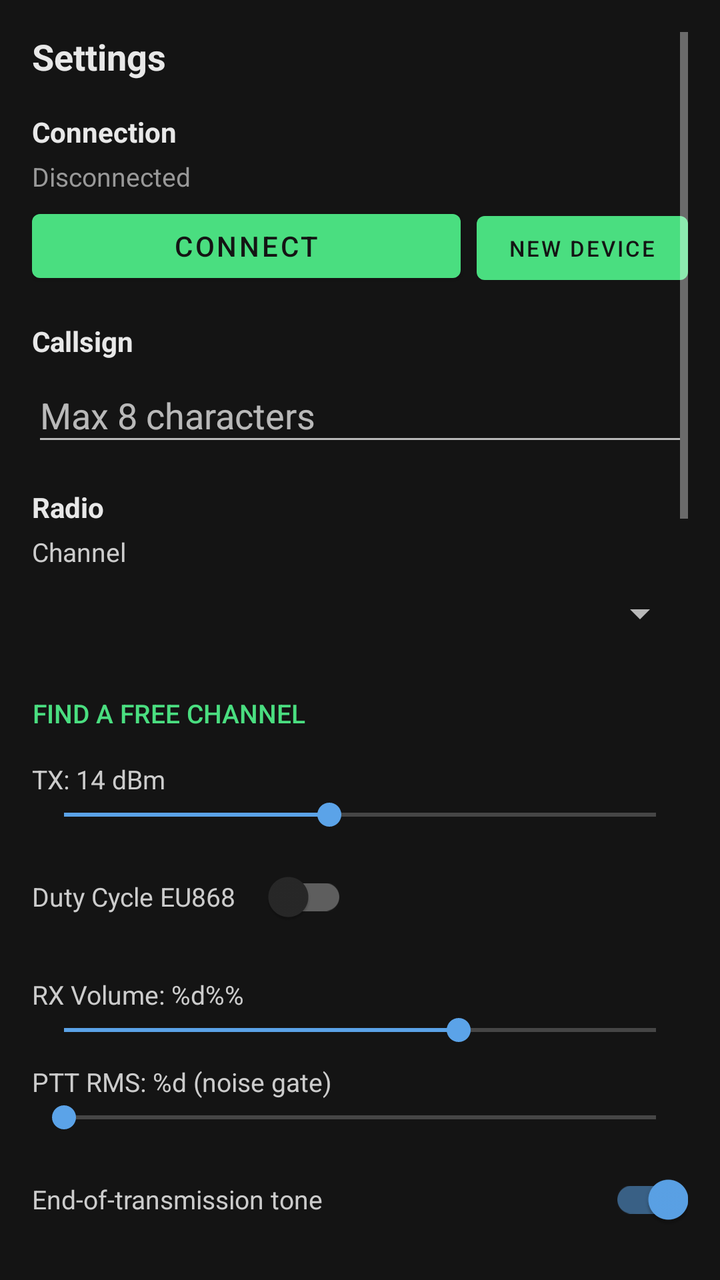
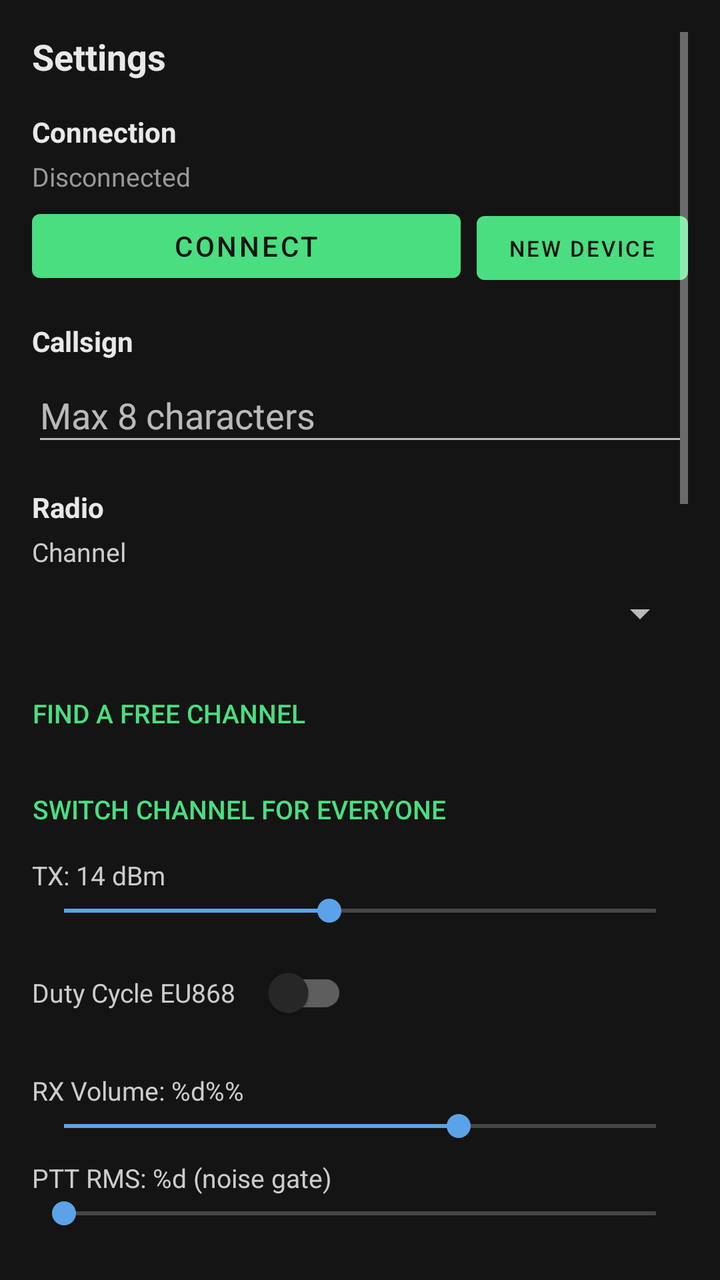

Two renders of the same Android screen: before a commit and after it. Below are the layout's source before the change and the commit's diff.
<!-- AndroidManifest.xml: application theme Theme.MeshTRX -->
<!-- res/layout/fragment_settings.xml -->
<?xml version="1.0" encoding="utf-8"?>
<ScrollView xmlns:android="http://schemas.android.com/apk/res/android"
    android:layout_width="match_parent"
    android:layout_height="match_parent"
    android:padding="16dp"
    android:background="#141414">

    <LinearLayout
        android:layout_width="match_parent"
        android:layout_height="wrap_content"
        android:orientation="vertical">

        <TextView android:layout_width="wrap_content" android:layout_height="wrap_content"
            android:text="@string/settings_title" android:textSize="18sp" android:textStyle="bold"
            android:textColor="#e8e8e8" android:layout_marginBottom="16dp" />

        
        <TextView android:layout_width="wrap_content" android:layout_height="wrap_content"
            android:text="@string/connection" android:textSize="14sp" android:textStyle="bold"
            android:textColor="#e8e8e8" android:layout_marginBottom="4dp" />

        <TextView android:id="@+id/tvConnStatus"
            android:layout_width="match_parent" android:layout_height="wrap_content"
            android:text="@string/disconnected" android:textSize="13sp" android:textColor="#999"
            android:layout_marginBottom="4dp" />

        <LinearLayout
            android:layout_width="match_parent" android:layout_height="wrap_content"
            android:orientation="horizontal" android:layout_marginBottom="16dp">
            <Button android:id="@+id/btnConnect"
                android:layout_width="0dp" android:layout_height="44dp" android:layout_weight="1"
                android:text="@string/connect" />
            <Button android:id="@+id/btnForgetDevice"
                android:layout_width="wrap_content" android:layout_height="44dp"
                android:text="@string/new_device" android:textSize="11sp"
                android:layout_marginStart="8dp" />
        </LinearLayout>

        
        <TextView android:layout_width="wrap_content" android:layout_height="wrap_content"
            android:text="@string/callsign" android:textSize="14sp" android:textStyle="bold"
            android:textColor="#e8e8e8" android:layout_marginBottom="4dp" />
        <EditText android:id="@+id/etCallSign"
            android:layout_width="match_parent" android:layout_height="44dp"
            android:hint="@string/callsign_hint" android:maxLength="8"
            android:inputType="text" android:singleLine="true"
            android:layout_marginBottom="16dp" />

        
        <TextView android:layout_width="wrap_content" android:layout_height="wrap_content"
            android:text="@string/radio" android:textSize="14sp" android:textStyle="bold"
            android:textColor="#e8e8e8" android:layout_marginBottom="4dp" />

        
        <TextView android:layout_width="wrap_content" android:layout_height="wrap_content"
            android:text="@string/channel_label" android:textSize="13sp" android:textColor="#cccccc" />
        <Spinner android:id="@+id/spinnerChannel"
            android:layout_width="match_parent" android:layout_height="44dp"
            android:layout_marginBottom="4dp" />

        
        <Button android:id="@+id/btnScanChannels"
            style="?android:attr/borderlessButtonStyle"
            android:layout_width="wrap_content" android:layout_height="wrap_content"
            android:text="@string/scan_channels" android:textSize="13sp"
            android:textColor="#4ade80" android:paddingStart="0dp" />
        <TextView android:id="@+id/tvScanResult"
            android:layout_width="match_parent" android:layout_height="wrap_content"
            android:textSize="12sp" android:textColor="#888888"
            android:layout_marginBottom="8dp" android:visibility="gone" />

        <TextView android:id="@+id/tvTxPower"
            android:layout_width="wrap_content" android:layout_height="wrap_content"
            android:text="TX: 14 dBm" android:textSize="13sp" android:textColor="#cccccc" />
        <SeekBar android:id="@+id/seekTxPower"
            android:layout_width="match_parent" android:layout_height="wrap_content"
            android:min="1" android:max="30" android:progress="14" />

        <LinearLayout
            android:layout_width="match_parent" android:layout_height="wrap_content"
            android:orientation="horizontal" android:gravity="center_vertical"
            android:layout_marginTop="8dp" android:layout_marginBottom="16dp">
            <TextView android:layout_width="wrap_content" android:layout_height="wrap_content"
                android:text="@string/duty_cycle" android:textSize="13sp" android:textColor="#cccccc" />
            <com.google.android.material.switchmaterial.SwitchMaterial
                android:id="@+id/switchDutyCycle"
                android:layout_width="wrap_content" android:layout_height="wrap_content"
                android:layout_marginStart="8dp" />
        </LinearLayout>

        
        <TextView android:id="@+id/tvRxVolume"
            android:layout_width="wrap_content" android:layout_height="wrap_content"
            android:text="@string/rx_volume" android:textSize="13sp" android:textColor="#cccccc" />
        <SeekBar android:id="@+id/seekRxVolume"
            android:layout_width="match_parent" android:layout_height="wrap_content"
            android:max="300" android:progress="200"
            android:layout_marginBottom="8dp" />

        
        <TextView android:id="@+id/tvPttRms"
            android:layout_width="wrap_content" android:layout_height="wrap_content"
            android:text="@string/ptt_rms" android:textSize="13sp" android:textColor="#cccccc" />
        <SeekBar android:id="@+id/seekPttRms"
            android:layout_width="match_parent" android:layout_height="wrap_content"
            android:max="1000" android:progress="0"
            android:layout_marginBottom="8dp" />

        
        <LinearLayout
            android:layout_width="match_parent" android:layout_height="wrap_content"
            android:orientation="horizontal" android:gravity="center_vertical"
            android:layout_marginBottom="16dp">
            <TextView android:layout_width="0dp" android:layout_weight="1"
                android:layout_height="wrap_content"
                android:text="@string/roger_beep" android:textSize="13sp" android:textColor="#cccccc" />
            <com.google.android.material.switchmaterial.SwitchMaterial
                android:id="@+id/switchRogerBeep"
                android:layout_width="wrap_content" android:layout_height="wrap_content"
                android:layout_marginStart="8dp" android:checked="true" />
        </LinearLayout>

        
        <TextView android:layout_width="wrap_content" android:layout_height="wrap_content"
            android:text="VOX" android:textSize="14sp" android:textStyle="bold"
            android:textColor="#e8e8e8" android:layout_marginBottom="4dp" />
        <TextView android:id="@+id/tvVoxThreshold"
            android:layout_width="wrap_content" android:layout_height="wrap_content"
            android:text="VOX: 800" android:textSize="13sp" android:textColor="#cccccc" />
        <SeekBar android:id="@+id/seekVoxThreshold"
            android:layout_width="match_parent" android:layout_height="wrap_content"
            android:max="5000" android:progress="800" />
        <TextView android:id="@+id/tvVoxHangtime"
            android:layout_width="wrap_content" android:layout_height="wrap_content"
            android:text="800 ms" android:textSize="13sp" android:textColor="#cccccc" />
        <SeekBar android:id="@+id/seekVoxHangtime"
            android:layout_width="match_parent" android:layout_height="wrap_content"
            android:max="2000" android:progress="800"
            android:layout_marginBottom="16dp" />

        
        <TextView android:layout_width="wrap_content" android:layout_height="wrap_content"
            android:text="@string/beacon" android:textSize="14sp" android:textStyle="bold"
            android:textColor="#e8e8e8" android:layout_marginBottom="4dp" />
        <Spinner android:id="@+id/spinnerBeaconInterval"
            android:layout_width="match_parent" android:layout_height="44dp"
            android:layout_marginBottom="16dp" />

        
        <TextView android:layout_width="wrap_content" android:layout_height="wrap_content"
            android:text="@string/peer_list" android:textSize="14sp" android:textStyle="bold"
            android:textColor="#e8e8e8" android:layout_marginBottom="4dp" />
        <TextView android:id="@+id/tvPeerTimeout"
            android:layout_width="wrap_content" android:layout_height="wrap_content"
            android:text="@string/remove_after" android:textSize="13sp" android:textColor="#cccccc" />
        <Spinner android:id="@+id/spinnerPeerTimeout"
            android:layout_width="match_parent" android:layout_height="44dp"
            android:layout_marginBottom="16dp" />

        
        <TextView android:layout_width="wrap_content" android:layout_height="wrap_content"
            android:text="@string/file_history" android:textSize="14sp" android:textStyle="bold"
            android:textColor="#e8e8e8" android:layout_marginBottom="4dp" />
        <Spinner android:id="@+id/spinnerFileHistory"
            android:layout_width="match_parent" android:layout_height="44dp"
            android:layout_marginBottom="16dp" />

        
        <TextView android:layout_width="wrap_content" android:layout_height="wrap_content"
            android:text="@string/language" android:textSize="14sp" android:textStyle="bold"
            android:textColor="#e8e8e8" android:layout_marginBottom="4dp" />
        <Spinner android:id="@+id/spinnerLanguage"
            android:layout_width="match_parent" android:layout_height="44dp"
            android:layout_marginBottom="16dp" />

        
        <Button android:id="@+id/btnApplySettings"
            android:layout_width="match_parent" android:layout_height="48dp"
            android:text="@string/apply_save"
            android:layout_marginBottom="16dp" />

        
        <Button android:id="@+id/btnClearPeers"
            android:layout_width="match_parent" android:layout_height="44dp"
            android:text="@string/clear_peers"
            android:textColor="#ff6b6b"
            android:backgroundTint="#2a1a1a"
            android:layout_marginBottom="16dp" />

        
        <TextView android:layout_width="wrap_content" android:layout_height="wrap_content"
            android:text="@string/repeater_title" android:textSize="14sp" android:textStyle="bold"
            android:textColor="#e8e8e8" android:layout_marginBottom="4dp" />
        <TextView android:layout_width="match_parent" android:layout_height="wrap_content"
            android:text="@string/repeater_warning" android:textSize="11sp" android:textColor="#ff6b6b"
            android:layout_marginBottom="8dp" />
        <TextView android:layout_width="wrap_content" android:layout_height="wrap_content"
            android:text="@string/wifi_ssid" android:textSize="13sp" android:textColor="#cccccc" />
        <EditText android:id="@+id/etRepeaterSsid"
            android:layout_width="match_parent" android:layout_height="40dp"
            android:hint="MeshTRX-Repeater" android:textSize="13sp"
            android:inputType="text" android:singleLine="true"
            android:layout_marginBottom="4dp" />
        <TextView android:layout_width="wrap_content" android:layout_height="wrap_content"
            android:text="@string/wifi_password" android:textSize="13sp" android:textColor="#cccccc" />
        <EditText android:id="@+id/etRepeaterPass"
            android:layout_width="match_parent" android:layout_height="40dp"
            android:hint="meshtrx123" android:textSize="13sp"
            android:inputType="textPassword" android:singleLine="true"
            android:layout_marginBottom="4dp" />
        <TextView android:layout_width="wrap_content" android:layout_height="wrap_content"
            android:text="@string/static_ip" android:textSize="13sp" android:textColor="#cccccc" />
        <EditText android:id="@+id/etRepeaterIp"
            android:layout_width="match_parent" android:layout_height="40dp"
            android:hint="192.168.1.100" android:textSize="13sp"
            android:inputType="text" android:singleLine="true"
            android:layout_marginBottom="8dp" />
        <Button android:id="@+id/btnRepeaterOn"
            android:layout_width="match_parent" android:layout_height="44dp"
            android:text="@string/activate_repeater" android:textSize="13sp"
            android:textColor="#ff6b6b" android:backgroundTint="#3a1e1e"
            android:enabled="false"
            android:layout_marginBottom="8dp" />
        <Button android:id="@+id/btnRepeaterOff"
            android:layout_width="match_parent" android:layout_height="44dp"
            android:text="@string/deactivate_repeater" android:textSize="13sp"
            android:textColor="#4ade80" android:backgroundTint="#1e3a1e"
            android:enabled="false"
            android:layout_marginBottom="16dp" />

        
        <TextView android:id="@+id/tvDeviceInfo"
            android:layout_width="match_parent" android:layout_height="wrap_content"
            android:textSize="12sp" android:textColor="#999" android:fontFamily="monospace" />
    </LinearLayout>
</ScrollView>
<!-- resources referenced by this layout -->
<resources>
  <string name="activate_repeater">ACTIVATE REPEATER</string>
  <string name="apply_save">Apply and save</string>
  <string name="beacon">Beacon</string>
  <string name="callsign">Callsign</string>
  <string name="callsign_hint">Max 8 characters</string>
  <string name="channel_label">Channel</string>
  <string name="clear_peers">Clear subscriber list</string>
  <string name="connect">Connect</string>
  <string name="connection">Connection</string>
  <string name="deactivate_repeater">Deactivate Repeater</string>
  <string name="disconnected">Disconnected</string>
  <string name="duty_cycle">Duty Cycle EU868</string>
  <string name="file_history">File history</string>
  <string name="language">Language</string>
  <string name="new_device">New device</string>
  <string name="peer_list">Peer list</string>
  <string name="ptt_rms">PTT RMS: %d (noise gate)</string>
  <string name="radio">Radio</string>
  <string name="remove_after">Remove after: 60 min</string>
  <string name="repeater_title">Repeater</string>
  <string name="repeater_warning">Device will restart in repeater mode. Connect to WiFi AP to monitor.</string>
  <string name="roger_beep">End-of-transmission tone</string>
  <string name="rx_volume">RX Volume: %d%%</string>
  <string name="scan_channels">Find a free channel</string>
  <string name="settings_title">Settings</string>
  <string name="static_ip">Static IP (optional)</string>
  <string name="wifi_password">WiFi Password</string>
  <string name="wifi_ssid">WiFi SSID (optional)</string>
  <style name="Theme.MeshTRX" parent="Theme.MaterialComponents.NoActionBar">
          <item name="colorPrimary">#4ade80</item>
          <item name="colorPrimaryVariant">#2d5a2d</item>
          <item name="colorOnPrimary">#141414</item>
          <item name="colorSecondary">#5ba3e8</item>
          <item name="colorOnSecondary">#141414</item>
          <item name="android:windowBackground">#141414</item>
          <item name="android:statusBarColor">#141414</item>
          <item name="android:navigationBarColor">#111111</item>
          <item name="android:windowLightStatusBar">false</item>
      </style>
</resources>

<!-- the commit's change to res/layout/fragment_settings.xml (unified diff, before → after) -->
@@ -63,6 +63,12 @@
             style="?android:attr/borderlessButtonStyle"
             android:layout_width="wrap_content" android:layout_height="wrap_content"
             android:text="@string/scan_channels" android:textSize="13sp"
+            android:textColor="#4ade80" android:paddingStart="0dp" />
+        
+        <Button android:id="@+id/btnChannelAll"
+            style="?android:attr/borderlessButtonStyle"
+            android:layout_width="wrap_content" android:layout_height="wrap_content"
+            android:text="@string/channel_all" android:textSize="13sp"
             android:textColor="#4ade80" android:paddingStart="0dp" />
         <TextView android:id="@+id/tvScanResult"
             android:layout_width="match_parent" android:layout_height="wrap_content"
<!-- resource entries referenced after the edit -->
@@ -5,6 +5,7 @@
   <string name="beacon">Beacon</string>
   <string name="callsign">Callsign</string>
   <string name="callsign_hint">Max 8 characters</string>
+  <string name="channel_all">Switch channel for everyone</string>
   <string name="channel_label">Channel</string>
   <string name="clear_peers">Clear subscriber list</string>
   <string name="connect">Connect</string>
